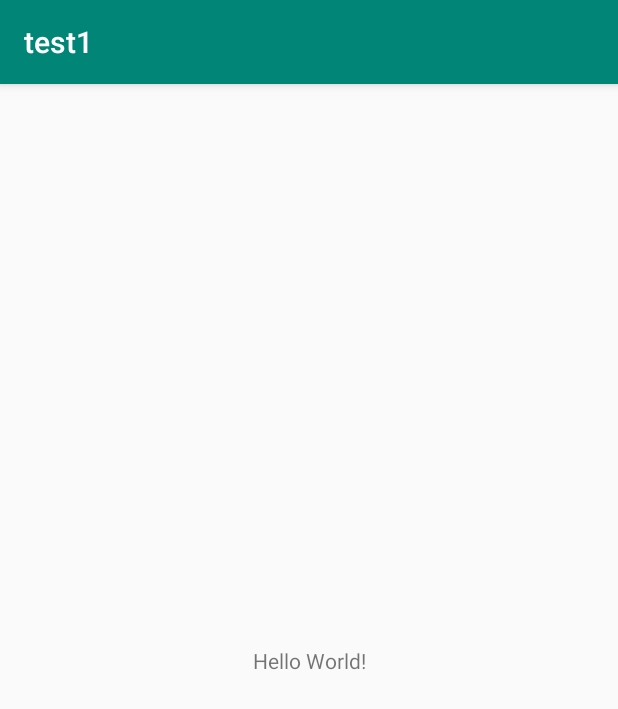
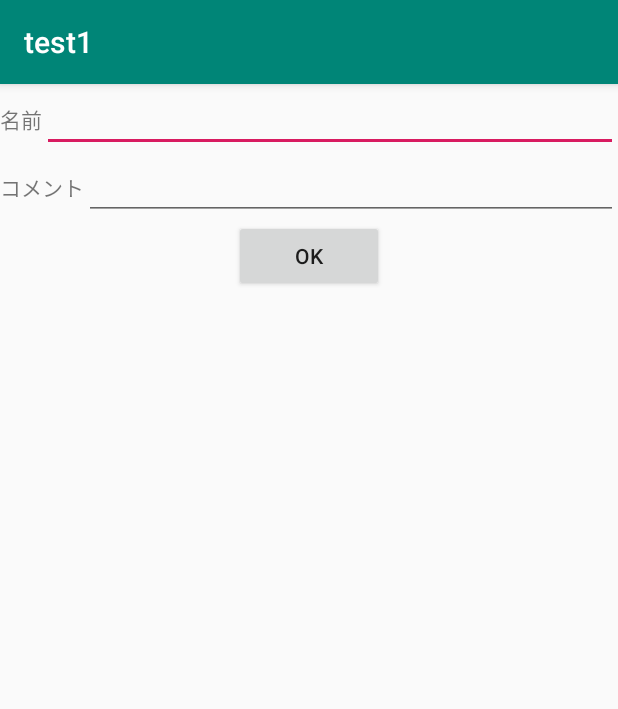
Before and after one commit to 9mmichael/Android_test1, an Android app: the screen it shows after launch (MainActivity), on a phone screen of 412 x 824 dp. Shown: the top 709 px of the screen. Run offline under Robolectric (Android 15) with nearby library versions, the phone set to English and light mode, and no system bars.

Commit message:
#1 LinearLayout記述

```diff
--- a/app/src/main/res/layout/activity_main.xml
+++ b/app/src/main/res/layout/activity_main.xml
@@ -6,13 +6,59 @@
     android:layout_height="match_parent"
     tools:context=".MainActivity">
 
-    <TextView
-        android:layout_width="wrap_content"
-        android:layout_height="wrap_content"
-        android:text="Hello World!"
-        app:layout_constraintBottom_toBottomOf="parent"
-        app:layout_constraintLeft_toLeftOf="parent"
-        app:layout_constraintRight_toRightOf="parent"
-        app:layout_constraintTop_toTopOf="parent" />
+    <LinearLayout
+        android:layout_width="match_parent"
+        android:layout_height="match_parent"
+        android:orientation="vertical">
+
+        <LinearLayout
+            android:layout_width="match_parent"
+            android:layout_height="wrap_content"
+            android:orientation="horizontal">
+
+            <TextView
+                android:id="@+id/textView2"
+                android:layout_width="wrap_content"
+                android:layout_height="wrap_content"
+                android:text="名前" />
+
+            <EditText
+                android:layout_width="wrap_content"
+                android:layout_height="wrap_content"
+                android:layout_weight="1" />
+
+        </LinearLayout>
+
+        <LinearLayout
+            android:layout_width="match_parent"
+            android:layout_height="wrap_content"
+            android:orientation="horizontal" >
+
+            <TextView
+                android:id="@+id/textView3"
+                android:layout_width="wrap_content"
+                android:layout_height="wrap_content"
+                android:text="コメント" />
+
+            <EditText
+                android:layout_width="wrap_content"
+                android:layout_height="wrap_content"
+                android:layout_weight="1" />
+        </LinearLayout>
+
+        <LinearLayout
+            android:layout_width="wrap_content"
+            android:layout_height="wrap_content"
+            android:layout_gravity="center"
+            android:orientation="horizontal">
+
+            <Button
+                android:id="@+id/button"
+                android:layout_width="100dp"
+                android:layout_height="wrap_content"
+                android:layout_weight="1"
+                android:text="OK" />
+        </LinearLayout>
+    </LinearLayout>
 
 </android.support.constraint.ConstraintLayout>
```
